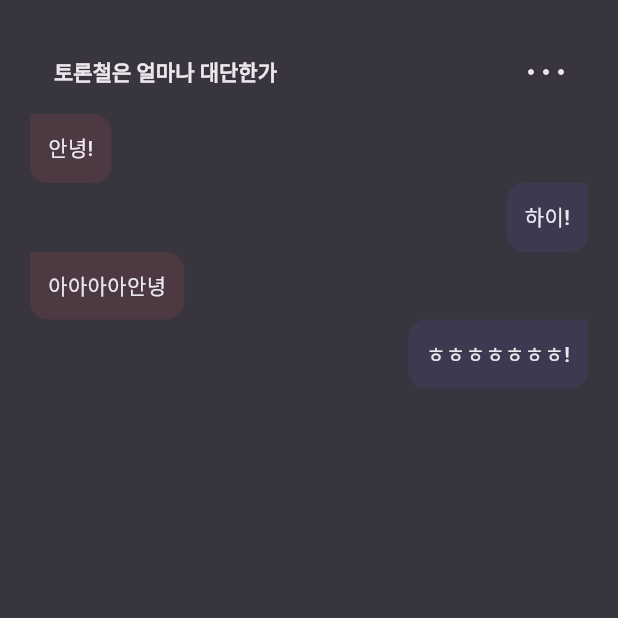
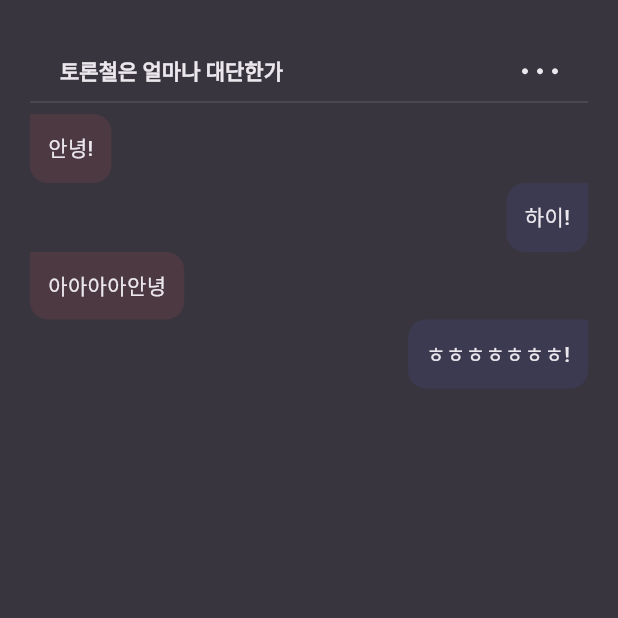
Before and after one commit to Debate-Season/DebateSeason_Frontend_V1, a Flutter app: the ChatRoomScreen screen opened by its route, on a phone screen of 412 x 824 dp, the top half of it. Run offline on Flutter 3.47's test engine with Material 3 defaults, Android fonts, the phone set to English and light mode, and no system bars; our stand-ins replace firebase_core, flutter_dotenv, flutter_secure_storage, flutter_svg, get, logger and 1 more; missing offline and left inert: kakao_flutter_sdk_user, stomp_dart_client; accounts and stored records are empty; Roboto replaces fonts that are missing (Pretendard).

Commit message:
mod #38 토론방 앱 바 패딩 수정

```diff
--- a/lib/features/chat/presentation/widgets/chat_room_app_bar.dart
+++ b/lib/features/chat/presentation/widgets/chat_room_app_bar.dart
@@ -14,10 +14,15 @@ class ChatRoomAppBar extends StatelessWidget implements PreferredSizeWidget{
   @override
   Widget build(BuildContext context) {
     return AppBar(
+      titleSpacing: 0,
       backgroundColor: grey80,
       automaticallyImplyLeading: false,
-      title: Row(
+      title: Column(
         children: [
+          Gaps.v8,
+          Row(
+            children: [
+              Gaps.h20,
               Expanded(
                 child: Text(
                   title,
@@ -36,6 +41,14 @@ class ChatRoomAppBar extends StatelessWidget implements PreferredSizeWidget{
                     'assets/icons/ic_more_grey10.svg',
                   ),
                 ),
+              ),
+              Gaps.h20,
+            ],
+          ),
+          Gaps.v8,
+          Container(
+            height: 1,
+            color: grey70,
           )
         ],
       ),
```
Lines whose indentation alone changed are shown as unchanged.
